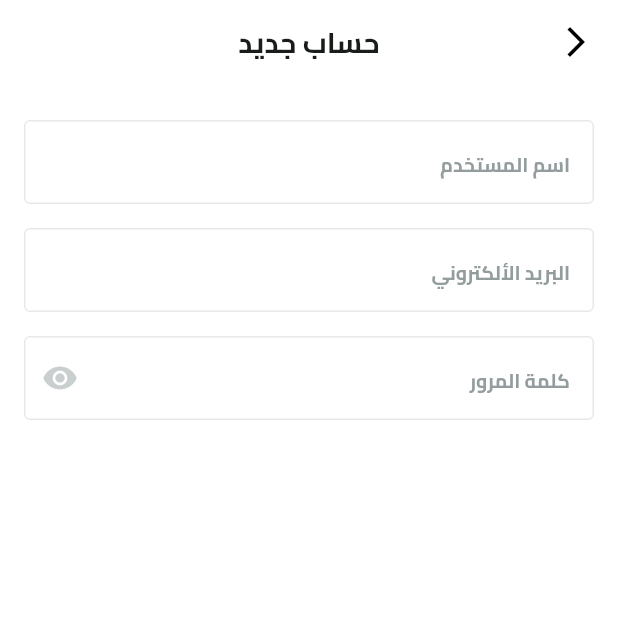
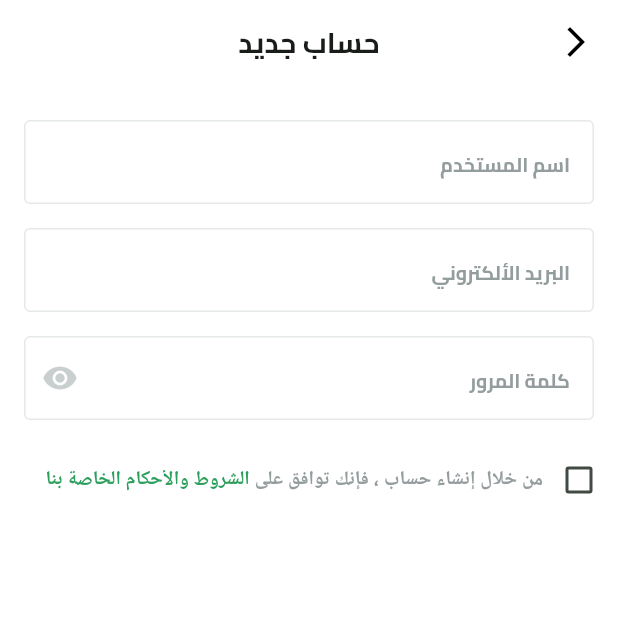
Before and after one commit to 7mk4a/fruits_ecommerce, a Flutter app: the SignupViewBody screen opened directly, on a phone screen of 412 x 824 dp, the top half of it. Run offline on Flutter 3.47's test engine with Material 3 defaults, Android fonts, the phone set to English and light mode, and no system bars; our stand-ins replace dots_indicator, flutter_svg, shared_preferences; accounts and stored records are empty.

Commit message:
Terms And Conditions UI with Chack BOX

```diff
--- a/lib/features/auth/presentation/views/widgets/signup_view_body.dart
+++ b/lib/features/auth/presentation/views/widgets/signup_view_body.dart
@@ -2,6 +2,7 @@ import 'package:flutter/material.dart';
 import 'package:fruits_ecommerce/constants.dart';
 import 'package:fruits_ecommerce/core/widgets/custom_app_bar.dart';
 import 'package:fruits_ecommerce/core/widgets/custom_text_form_field.dart';
+import 'package:fruits_ecommerce/features/auth/presentation/views/widgets/terms_and_conditions.dart';
 
 class SignupViewBody extends StatelessWidget {
   const SignupViewBody({super.key});
@@ -34,6 +35,8 @@ class SignupViewBody extends StatelessWidget {
                   color: Color(0XFFC9CECF),
                 ),
               ),
+              SizedBox(height: 16),
+              TermsAndConditions(),
             ],
           ),
         ),
--- /dev/null
+++ b/lib/features/auth/presentation/views/widgets/terms_and_conditions.dart
@@ -0,0 +1,54 @@
+import 'package:flutter/material.dart';
+import 'package:fruits_ecommerce/core/utils/app_colors.dart';
+import 'package:fruits_ecommerce/core/utils/app_text_styles.dart';
+
+class TermsAndConditions extends StatelessWidget {
+  const TermsAndConditions({super.key});
+
+  @override
+  Widget build(BuildContext context) {
+    return Transform.translate(
+      offset: const Offset(14, 0),
+      child: Row(
+        children: [
+          Checkbox(value: false, onChanged: (value) {}),
+          Expanded(
+            child: Text.rich(
+              TextSpan(
+                children: [
+                  TextSpan(
+                    text: 'من خلال إنشاء حساب ، فإنك توافق على ',
+                    style: TextStyles.semiBold13.copyWith(
+                      color: const Color(0xFF949D9E),
+                    ),
+                  ),
+                  TextSpan(
+                    text: 'الشروط والأحكام',
+                    style: TextStyles.semiBold13.copyWith(
+                      color: AppColors.lightPrimaryColor,
+                    ),
+                  ),
+                  const TextSpan(text: ' ', style: TextStyles.semiBold13),
+                  TextSpan(
+                    text: 'الخاصة',
+                    style: TextStyles.semiBold13.copyWith(
+                      color: AppColors.lightPrimaryColor,
+                    ),
+                  ),
+                  const TextSpan(text: ' ', style: TextStyles.semiBold13),
+                  TextSpan(
+                    text: 'بنا',
+                    style: TextStyles.semiBold13.copyWith(
+                      color: AppColors.lightPrimaryColor,
+                    ),
+                  ),
+                ],
+              ),
+              textAlign: TextAlign.right,
+            ),
+          ),
+        ],
+      ),
+    );
+  }
+}
```
